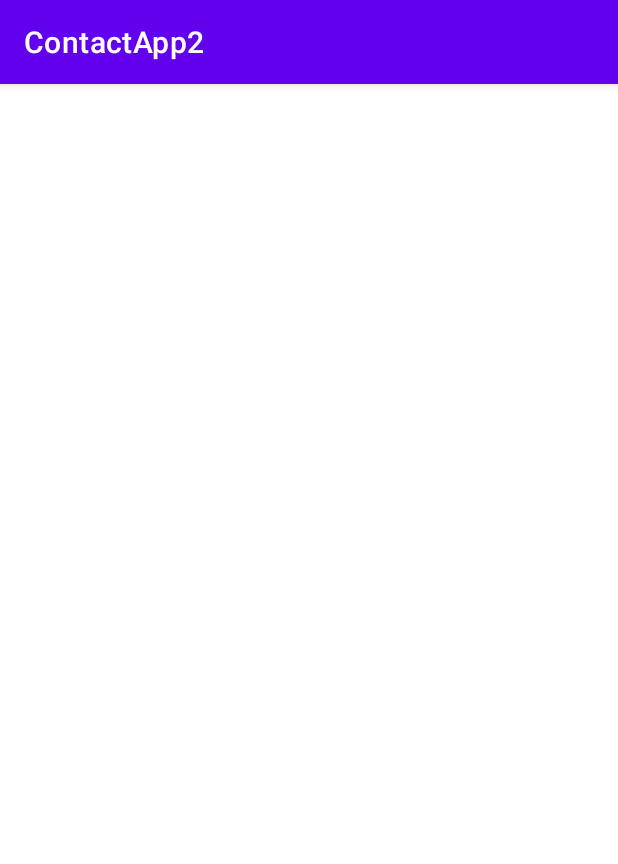
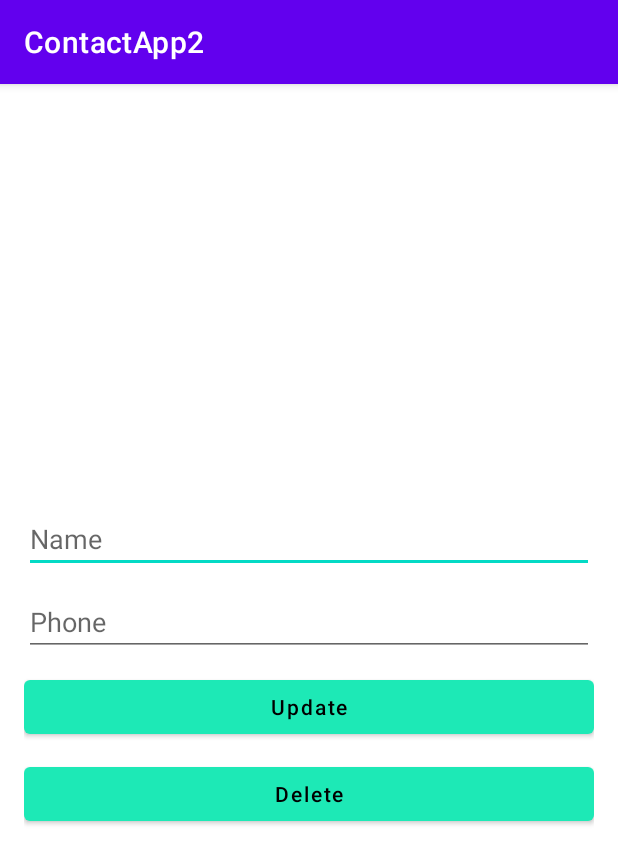
Before and after one commit to ibnul364/ContactApp--Android, an Android app: the UpdateActivity screen opened directly, with no data from a screen before it, on a phone screen of 412 x 824 dp. Shown: the top 864 px of the screen. Run offline under Robolectric (Android 15) with nearby library versions, the phone set to English and light mode, and no system bars.

Commit message:
Error Solved

```diff
--- a/app/src/main/java/com/example/contactapp2/ListDataActivity.java
+++ b/app/src/main/java/com/example/contactapp2/ListDataActivity.java
@@ -58,6 +58,8 @@ public class ListDataActivity extends AppCompatActivity {
 
                 Toast.makeText(getApplicationContext(), "Selected Value : " + selectedValue, Toast.LENGTH_LONG).show();
                 Intent intent = new Intent(ListDataActivity.this,UpdateActivity.class);
+//                intent.putExtra("name","Name");
+//                intent.putExtra("surName","SURNAME");
                 startActivity(intent);
 
             }
--- a/app/src/main/java/com/example/contactapp2/UpdateActivity.java
+++ b/app/src/main/java/com/example/contactapp2/UpdateActivity.java
@@ -27,6 +27,9 @@ public class UpdateActivity extends AppCompatActivity {
 
         selectedName = receiveIntent.getStringExtra("surName");
 
+//        String name = getIntent().getStringExtra(selectedID);
+//        String surname = getIntent().getStringExtra(selectedName);
+
 
 
     }
--- a/app/src/main/res/layout/activity_update.xml
+++ b/app/src/main/res/layout/activity_update.xml
@@ -1,9 +1,55 @@
 <?xml version="1.0" encoding="utf-8"?>
-<androidx.constraintlayout.widget.ConstraintLayout xmlns:android="http://schemas.android.com/apk/res/android"
+<LinearLayout xmlns:android="http://schemas.android.com/apk/res/android"
     xmlns:app="http://schemas.android.com/apk/res-auto"
     xmlns:tools="http://schemas.android.com/tools"
     android:layout_width="match_parent"
     android:layout_height="match_parent"
+    android:padding="16dp"
+    android:orientation="vertical"
+    android:gravity="center"
     tools:context=".UpdateActivity">
 
-</androidx.constraintlayout.widget.ConstraintLayout>
+
+    <EditText
+        android:id="@+id/updateNameId"
+        android:layout_width="match_parent"
+        android:layout_height="wrap_content"
+        android:layout_marginTop="10dp"
+        android:ems="10"
+        android:inputType="text"
+        android:hint="Name" />
+
+    <EditText
+        android:id="@+id/updatePhoneId"
+        android:layout_width="match_parent"
+        android:layout_height="wrap_content"
+        android:layout_marginTop="10dp"
+        android:ems="10"
+        android:inputType="phone"
+        android:hint="Phone" />
+
+    <Button
+        android:id="@+id/updatebuttonId"
+        android:layout_width="match_parent"
+        android:layout_height="wrap_content"
+        android:layout_marginTop="10dp"
+        android:hint="Update"
+        android:textColor="@color/purple_200"
+        android:textColorHint="#000000"
+        app:backgroundTint="#1DE9B6" />
+
+    <Button
+        android:id="@+id/deletebuttonId"
+        android:layout_width="match_parent"
+        android:layout_height="wrap_content"
+        android:layout_marginTop="10dp"
+
+        android:hint="Delete"
+        android:textColor="@color/purple_200"
+        android:textColorHint="#000000"
+        app:backgroundTint="#1DE9B6" />
+
+
+
+
+</LinearLayout>
```
